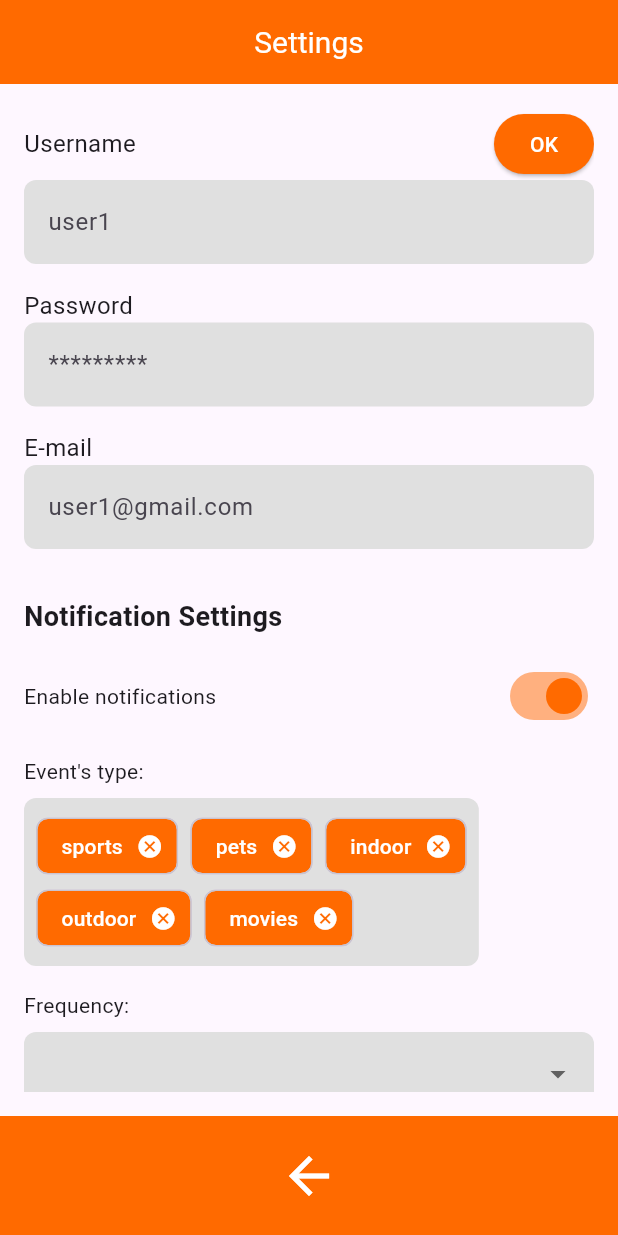
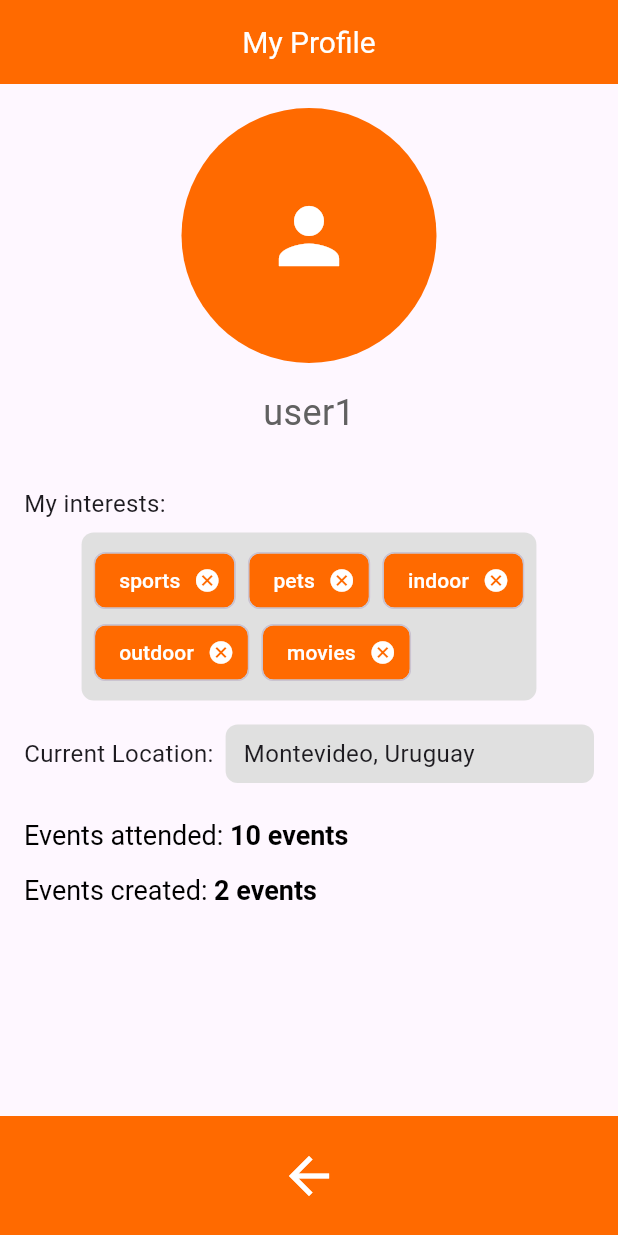
Before and after one commit to SurenSebastian/ihc-fernandez-keushkerian-sapiurka, a Flutter app: the screen it shows after launch, on a phone screen of 412 x 824 dp. Run offline on Flutter 3.47's test engine with Material 3 defaults, Android fonts, the phone set to English and light mode, and no system bars.

Commit message:
build: profile screen

```diff
--- a/evnt/lib/main.dart
+++ b/evnt/lib/main.dart
@@ -1,7 +1,9 @@
 import 'package:evnt/screens/menu_screen.dart';
+import 'package:evnt/screens/profile_screen.dart';
 import 'package:evnt/screens/settings_screen.dart';
 import 'package:flutter/material.dart';
 import 'screens/start_screen.dart';
+
 
 
 
@@ -17,7 +19,7 @@ class MyApp extends StatelessWidget {
       theme: ThemeData(
         primarySwatch: Colors.orange,
       ),
-      home: SettingsScreen(),
+      home: ProfileScreen(),
     );
   }
 }
--- /dev/null
+++ b/evnt/lib/screens/profile_screen.dart
@@ -0,0 +1,161 @@
+import 'package:flutter/material.dart';
+
+class ProfileScreen extends StatelessWidget {
+  @override
+  Widget build(BuildContext context) {
+    return Scaffold(
+      appBar: AppBar(
+        title: Text('My Profile'),
+        backgroundColor: Color.fromARGB(255, 255,106, 0),
+        centerTitle: true,
+        titleTextStyle: TextStyle(color: Colors.white, fontSize: 20),
+      ),
+      body: Padding(
+        padding: const EdgeInsets.all(16.0),
+        child: SingleChildScrollView(
+          child: Column(
+            crossAxisAlignment: CrossAxisAlignment.center,
+            children: [
+              CircleAvatar(
+                radius: 85, // Adjusted size
+                backgroundColor: Color.fromARGB(255, 255,106, 0),
+                child: Icon(Icons.person, size: 60, color: Colors.white),
+              ),
+              SizedBox(height: 16),
+              Text(
+                'user1',
+                style: TextStyle(fontSize: 24, color: Colors.grey[700]),
+              ),
+              SizedBox(height: 32),
+              Align(
+                alignment: Alignment.centerLeft,
+                child: Text(
+                  'My interests:',
+                  style: TextStyle(fontSize: 16),
+                ),
+              ),
+              SizedBox(height: 8),
+              Container(
+                padding: EdgeInsets.all(8.0),
+                decoration: BoxDecoration(
+                  color: Colors.grey[300],
+                  borderRadius: BorderRadius.circular(8.0),
+                ),
+                child: Wrap(
+                  spacing: 8.0,
+                  children: [
+                    Chip(
+                      label: Text('sports'),
+                      onDeleted: () {},
+                      backgroundColor: Color.fromARGB(255, 255,106, 0),
+                      deleteIconColor: Colors.white,
+                      labelStyle: TextStyle(color: Colors.white),
+                    ),
+                    Chip(
+                      label: Text('pets'),
+                      onDeleted: () {},
+                      backgroundColor: Color.fromARGB(255, 255,106, 0),
+                      deleteIconColor: Colors.white,
+                      labelStyle: TextStyle(color: Colors.white),
+                    ),
+                    Chip(
+                      label: Text('indoor'),
+                      onDeleted: () {},
+                      backgroundColor: Color.fromARGB(255, 255,106, 0),
+                      deleteIconColor: Colors.white,
+                      labelStyle: TextStyle(color: Colors.white),
+                    ),
+                    Chip(
+                      label: Text('outdoor'),
+                      onDeleted: () {},
+                      backgroundColor: Color.fromARGB(255, 255,106, 0),
+                      deleteIconColor: Colors.white,
+                      labelStyle: TextStyle(color: Colors.white),
+                    ),
+                    Chip(
+                      label: Text('movies'),
+                      onDeleted: () {},
+                      backgroundColor: Color.fromARGB(255, 255,106, 0),
+                      deleteIconColor: Colors.white,
+                      labelStyle: TextStyle(color: Colors.white),
+                    ),
+                  ],
+                ),
+              ),
+              SizedBox(height: 16),
+              Row(
+                mainAxisAlignment: MainAxisAlignment.start,
+                children: [
+                  Text(
+                    'Current Location:',
+                    style: TextStyle(fontSize: 16),
+                  ),
+                  SizedBox(width: 8),
+                  Expanded(
+                    child: Container(
+                      padding: EdgeInsets.symmetric(horizontal: 12, vertical: 8),
+                      decoration: BoxDecoration(
+                        color: Colors.grey[300],
+                        borderRadius: BorderRadius.circular(8.0),
+                      ),
+                      child: Text(
+                        'Montevideo, Uruguay',
+                        style: TextStyle(fontSize: 16),
+                      ),
+                    ),
+                  ),
+                ],
+              ),
+              SizedBox(height: 24),
+              Align(
+                alignment: Alignment.centerLeft,
+                child: RichText(
+                  text: TextSpan(
+                    style: TextStyle(fontSize: 18, color: Colors.black), // Increased size
+                    children: [
+                      TextSpan(text: 'Events attended: '),
+                      TextSpan(
+                        text: '10 events',
+                        style: TextStyle(fontWeight: FontWeight.bold),
+                      ),
+                    ],
+                  ),
+                ),
+              ),
+              SizedBox(height: 16), // Increased space
+              Align(
+                alignment: Alignment.centerLeft,
+                child: RichText(
+                  text: TextSpan(
+                    style: TextStyle(fontSize: 18, color: Colors.black), // Increased size
+                    children: [
+                      TextSpan(text: 'Events created: '),
+                      TextSpan(
+                        text: '2 events',
+                        style: TextStyle(fontWeight: FontWeight.bold),
+                      ),
+                    ],
+                  ),
+                ),
+              ),
+            ],
+          ),
+        ),
+      ),
+      bottomNavigationBar: BottomAppBar(
+        color: Color.fromARGB(255, 255,106, 0),
+        child: Row(
+          mainAxisAlignment: MainAxisAlignment.center,
+          children: [
+            IconButton(
+              icon: Icon(Icons.arrow_back),
+              onPressed: () {},
+              color: Colors.white,
+              iconSize: 40, // Tamaño del ícono
+            ),
+          ],
+        ),
+      ),
+    );
+  }
+}
```
